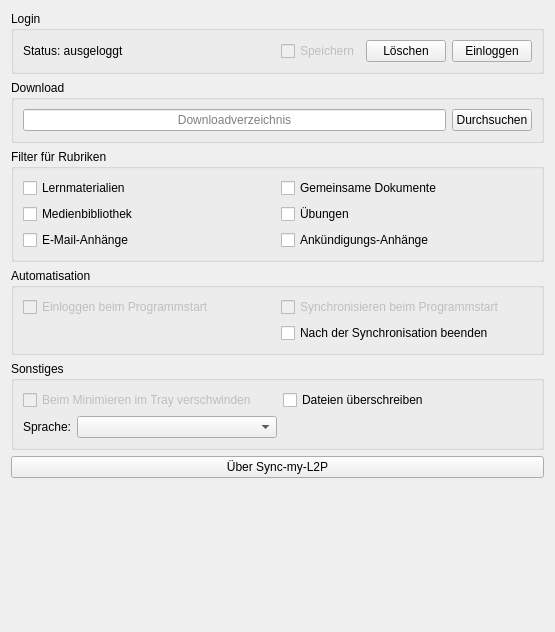
Before: the Qt Designer form options.ui in RobertKrajewski/Sync-my-L2P, drawn with Qt 5.
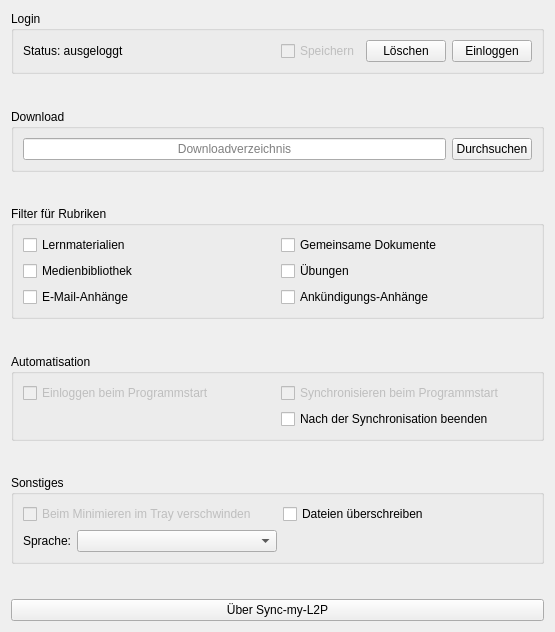
After: the same form once the commit is applied. Icons and pictures are not drawn.

Diff of the .ui file:
```diff
--- a/options.ui
+++ b/options.ui
@@ -71,7 +71,7 @@
            <string>Einloggen</string>
           </property>
           <property name="icon">
-           <iconset resource="icons/icons.qrc">
+           <iconset>
             <normaloff>:/icons/login.png</normaloff>:/icons/login.png</iconset>
           </property>
           <property name="default">
@@ -84,6 +84,19 @@
      </layout>
     </widget>
    </item>
+   <item>
+    <spacer name="verticalSpacer_5">
+     <property name="orientation">
+      <enum>Qt::Vertical</enum>
+     </property>
+     <property name="sizeHint" stdset="0">
+      <size>
+       <width>20</width>
+       <height>40</height>
+      </size>
+     </property>
+    </spacer>
+   </item>
    <item>
     <widget class="QGroupBox" name="downloadFolderBox">
      <property name="title">
@@ -106,7 +119,7 @@
          <string>Durchsuchen</string>
         </property>
         <property name="icon">
-         <iconset resource="icons/icons.qrc">
+         <iconset>
           <normaloff>:/icons/downloadDirectory.png</normaloff>:/icons/downloadDirectory.png</iconset>
         </property>
        </widget>
@@ -114,6 +127,19 @@
      </layout>
     </widget>
    </item>
+   <item>
+    <spacer name="verticalSpacer_4">
+     <property name="orientation">
+      <enum>Qt::Vertical</enum>
+     </property>
+     <property name="sizeHint" stdset="0">
+      <size>
+       <width>20</width>
+       <height>40</height>
+      </size>
+     </property>
+    </spacer>
+   </item>
    <item>
     <widget class="QGroupBox" name="filterOptionsBox">
      <property name="title">
@@ -177,6 +203,19 @@
      </layout>
     </widget>
    </item>
+   <item>
+    <spacer name="verticalSpacer_3">
+     <property name="orientation">
+      <enum>Qt::Vertical</enum>
+     </property>
+     <property name="sizeHint" stdset="0">
+      <size>
+       <width>20</width>
+       <height>40</height>
+      </size>
+     </property>
+    </spacer>
+   </item>
    <item>
     <widget class="QGroupBox" name="automatisationBox">
      <property name="title">
@@ -216,6 +255,19 @@
      </layout>
     </widget>
    </item>
+   <item>
+    <spacer name="verticalSpacer">
+     <property name="orientation">
+      <enum>Qt::Vertical</enum>
+     </property>
+     <property name="sizeHint" stdset="0">
+      <size>
+       <width>20</width>
+       <height>40</height>
+      </size>
+     </property>
+    </spacer>
+   </item>
    <item>
     <widget class="QGroupBox" name="misc">
      <property name="title">
@@ -278,6 +330,19 @@
      </layout>
     </widget>
    </item>
+   <item>
+    <spacer name="verticalSpacer_2">
+     <property name="orientation">
+      <enum>Qt::Vertical</enum>
+     </property>
+     <property name="sizeHint" stdset="0">
+      <size>
+       <width>20</width>
+       <height>40</height>
+      </size>
+     </property>
+    </spacer>
+   </item>
    <item>
     <widget class="QPushButton" name="aboutButton">
      <property name="text">
@@ -285,19 +350,6 @@
      </property>
     </widget>
    </item>
-   <item>
-    <spacer name="verticalSpacer_2">
-     <property name="orientation">
-      <enum>Qt::Vertical</enum>
-     </property>
-     <property name="sizeHint" stdset="0">
-      <size>
-       <width>20</width>
-       <height>40</height>
-      </size>
-     </property>
-    </spacer>
-   </item>
   </layout>
  </widget>
  <resources>
```
Left out of the diff: 4 changed lines with no effect on the pictures.
